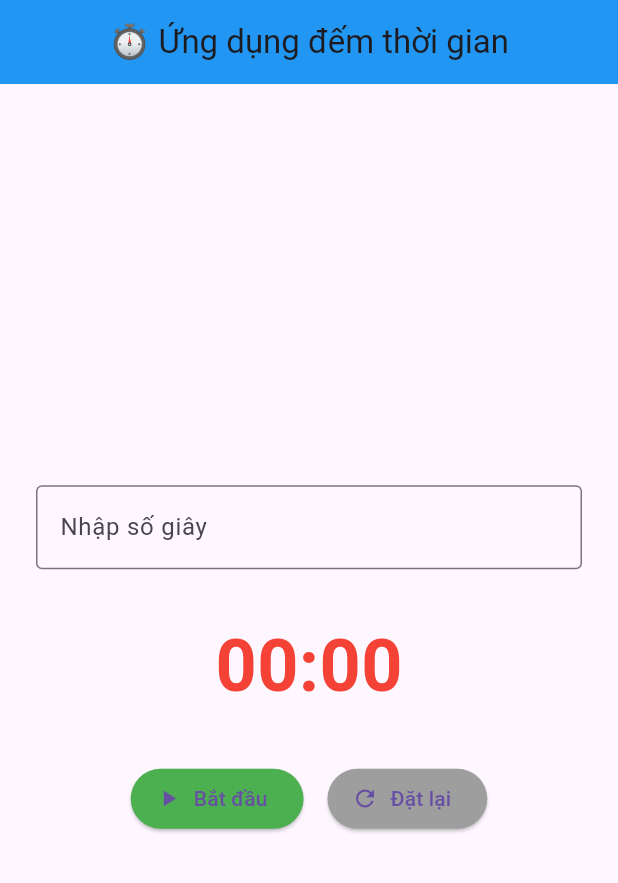
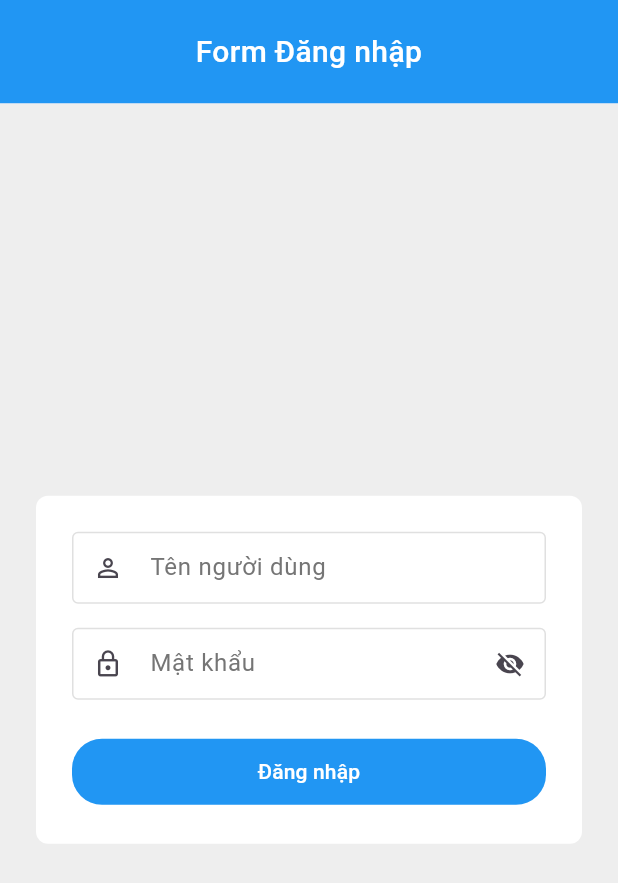
Before and after one commit to ITKayT/flutter_nhom2, a Flutter app: the screen it shows after launch, on a phone screen of 412 x 824 dp. Shown: the top 883 px of the screen. Run offline on Flutter 3.47's test engine with Material 3 defaults, Android fonts, the phone set to English and light mode, and no system bars.

Commit message:
Update code 12/11/2025

```diff
--- /dev/null
+++ b/lib/FormLogin.dart
@@ -0,0 +1,216 @@
+import 'package:flutter/material.dart';
+
+class MyLogin extends StatefulWidget {
+  const MyLogin({super.key});
+
+  @override
+  State<MyLogin> createState() => _MyLoginState();
+}
+
+class _MyLoginState extends State<MyLogin> {
+  final _formKey = GlobalKey<FormState>();
+  final _usernameController = TextEditingController();
+  final _passwordController = TextEditingController();
+  bool _isPasswordVisible = false;
+
+  @override
+  void dispose() {
+    _usernameController.dispose();
+    _passwordController.dispose();
+    super.dispose();
+  }
+
+  void _handleLogin() {
+    if (_formKey.currentState!.validate()) {
+      // Xử lý đăng nhập thành công
+      ScaffoldMessenger.of(context).showSnackBar(
+        const SnackBar(content: Text('Đăng nhập thành công!')),
+      );
+    }
+  }
+
+  @override
+  Widget build(BuildContext context) {
+    return Scaffold(
+      body: Column(
+        children: [
+          // Header xanh dương
+          Container(
+            width: double.infinity,
+            padding: const EdgeInsets.symmetric(vertical: 20),
+            decoration: const BoxDecoration(
+              color: Color(0xFF2196F3),
+            ),
+            child: const SafeArea(
+              bottom: false,
+              child: Text(
+                'Form Đăng nhập',
+                textAlign: TextAlign.center,
+                style: TextStyle(
+                  fontSize: 20,
+                  fontWeight: FontWeight.w500,
+                  color: Colors.white,
+                ),
+              ),
+            ),
+          ),
+
+          // Phần form
+          Expanded(
+            child: Container(
+              color: Colors.grey[200],
+              child: Center(
+                child: SingleChildScrollView(
+                  padding: const EdgeInsets.all(24.0),
+                  child: Container(
+                    constraints: const BoxConstraints(maxWidth: 400),
+                    padding: const EdgeInsets.all(24.0),
+                    decoration: BoxDecoration(
+                      color: Colors.white,
+                      borderRadius: BorderRadius.circular(8),
+                    ),
+                    child: Form(
+                      key: _formKey,
+                      child: Column(
+                        mainAxisSize: MainAxisSize.min,
+                        crossAxisAlignment: CrossAxisAlignment.stretch,
+                        children: [
+                          // Trường Tên người dùng
+                          TextFormField(
+                            controller: _usernameController,
+                            decoration: InputDecoration(
+                              labelText: 'Tên người dùng',
+                              labelStyle: TextStyle(color: Colors.grey[600]),
+                              hintText: 'Vui lòng nhập tên người dùng',
+                              prefixIcon: const Icon(Icons.person_outline, size: 20),
+                              contentPadding: const EdgeInsets.symmetric(
+                                horizontal: 12,
+                                vertical: 8,
+                              ),
+                              border: OutlineInputBorder(
+                                borderRadius: BorderRadius.circular(4),
+                                borderSide: BorderSide(color: Colors.grey[400]!),
+                              ),
+                              enabledBorder: OutlineInputBorder(
+                                borderRadius: BorderRadius.circular(4),
+                                borderSide: BorderSide(color: Colors.grey[300]!),
+                              ),
+                              errorStyle: const TextStyle(
+                                color: Colors.red,
+                                fontSize: 11,
+                                height: 0.8,
+                              ),
+                              errorBorder: OutlineInputBorder(
+                                borderRadius: BorderRadius.circular(4),
+                                borderSide: BorderSide(color: Colors.grey[300]!),
+                              ),
+                              focusedErrorBorder: OutlineInputBorder(
+                                borderRadius: BorderRadius.circular(4),
+                                borderSide: BorderSide(color: Colors.grey[400]!),
+                              ),
+                            ),
+                            validator: (value) {
+                              if (value == null || value.isEmpty) {
+                                return 'Vui lòng nhập tên người dùng';
+                              }
+                              if (value.length < 6) {
+                                return 'Tên người dùng phải có ít nhất 6 ký tự';
+                              }
+                              return null;
+                            },
+                          ),
+                          const SizedBox(height: 16),
+
+                          // Trường Mật khẩu
+                          TextFormField(
+                            controller: _passwordController,
+                            obscureText: !_isPasswordVisible,
+                            decoration: InputDecoration(
+                              labelText: 'Mật khẩu',
+                              labelStyle: TextStyle(color: Colors.grey[600]),
+                              hintText: 'Vui lòng nhập mật khẩu',
+                              prefixIcon: const Icon(Icons.lock_outline, size: 20),
+                              suffixIcon: IconButton(
+                                icon: Icon(
+                                  _isPasswordVisible
+                                      ? Icons.visibility
+                                      : Icons.visibility_off,
+                                  size: 20,
+                                ),
+                                onPressed: () {
+                                  setState(() {
+                                    _isPasswordVisible = !_isPasswordVisible;
+                                  });
+                                },
+                              ),
+                              contentPadding: const EdgeInsets.symmetric(
+                                horizontal: 12,
+                                vertical: 8,
+                              ),
+                              border: OutlineInputBorder(
+                                borderRadius: BorderRadius.circular(4),
+                                borderSide: BorderSide(color: Colors.grey[400]!),
+                              ),
+                              enabledBorder: OutlineInputBorder(
+                                borderRadius: BorderRadius.circular(4),
+                                borderSide: BorderSide(color: Colors.grey[300]!),
+                              ),
+                              errorStyle: const TextStyle(
+                                color: Colors.red,
+                                fontSize: 11,
+                                height: 0.8,
+                              ),
+                              errorBorder: OutlineInputBorder(
+                                borderRadius: BorderRadius.circular(4),
+                                borderSide: BorderSide(color: Colors.grey[300]!),
+                              ),
+                              focusedErrorBorder: OutlineInputBorder(
+                                borderRadius: BorderRadius.circular(4),
+                                borderSide: BorderSide(color: Colors.grey[400]!),
+                              ),
+                            ),
+                            validator: (value) {
+                              if (value == null || value.isEmpty) {
+                                return 'Vui lòng nhập mật khẩu';
+                              }
+                              if (value.length < 6) {
+                                return 'Mật khẩu phải có ít nhất 6 ký tự';
+                              }
+                              return null;
+                            },
+                          ),
+                          const SizedBox(height: 24),
+
+                          // Nút Đăng nhập
+                          ElevatedButton(
+                            onPressed: _handleLogin,
+                            style: ElevatedButton.styleFrom(
+                              backgroundColor: const Color(0xFF2196F3),
+                              foregroundColor: Colors.white,
+                              padding: const EdgeInsets.symmetric(vertical: 12),
+                              shape: RoundedRectangleBorder(
+                                borderRadius: BorderRadius.circular(20),
+                              ),
+                              elevation: 0,
+                            ),
+                            child: const Text(
+                              'Đăng nhập',
+                              style: TextStyle(
+                                fontSize: 14,
+                                fontWeight: FontWeight.w500,
+                              ),
+                            ),
+                          ),
+                        ],
+                      ),
+                    ),
+                  ),
+                ),
+              ),
+            ),
+          ),
+        ],
+      ),
+    );
+  }
+}
--- a/lib/main.dart
+++ b/lib/main.dart
@@ -1,6 +1,8 @@
 import 'package:flutter/material.dart';
 // import 'package:flutter_nhom2/ColorChangerApp.dart';
-import 'package:flutter_nhom2/CountdownTimerApp.dart';
+// import 'package:flutter_nhom2/CountdownTimerApp.dart';
+import 'package:flutter_nhom2/FormLogin.dart';
+import 'package:flutter_nhom2/FormRegister.dart';
 // import 'package:flutter_nhom2/CounterApp.dart';
 // import 'package:flutter_nhom2/my_excercise_page.dart';
 // import 'package:flutter_nhom2/my_classroom.dart';
@@ -17,7 +19,7 @@ class MyApp extends StatelessWidget {
   @override
   Widget build(BuildContext context) {
     return MaterialApp(
-      home: CountdownTimerApp(),
+      home: MyLogin(),
     );
   }
 }
```
Also changed, not shown: lib/FormRegister.dart (added, +362 -0 lines).
